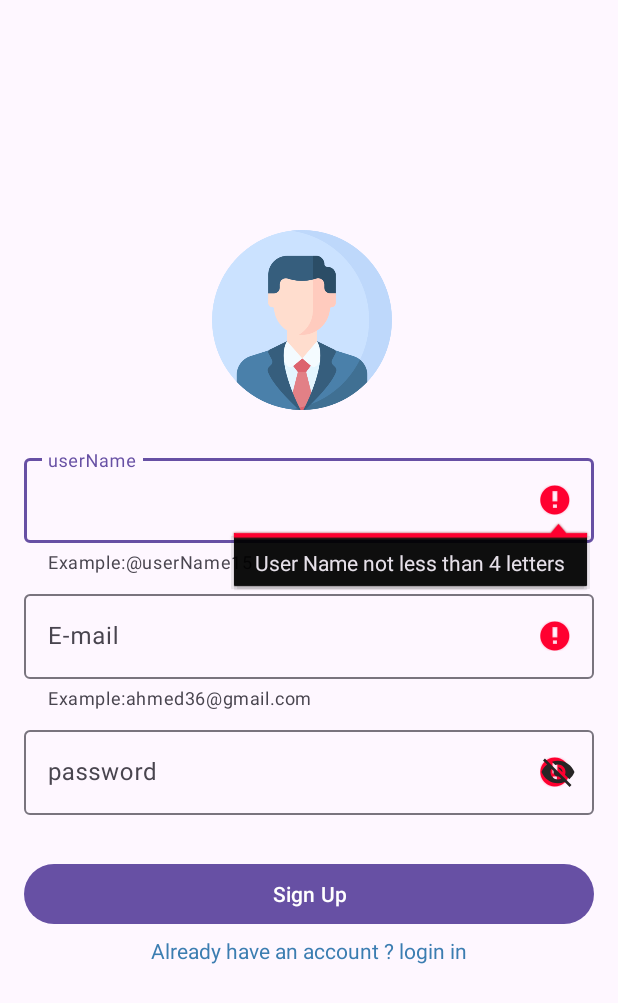
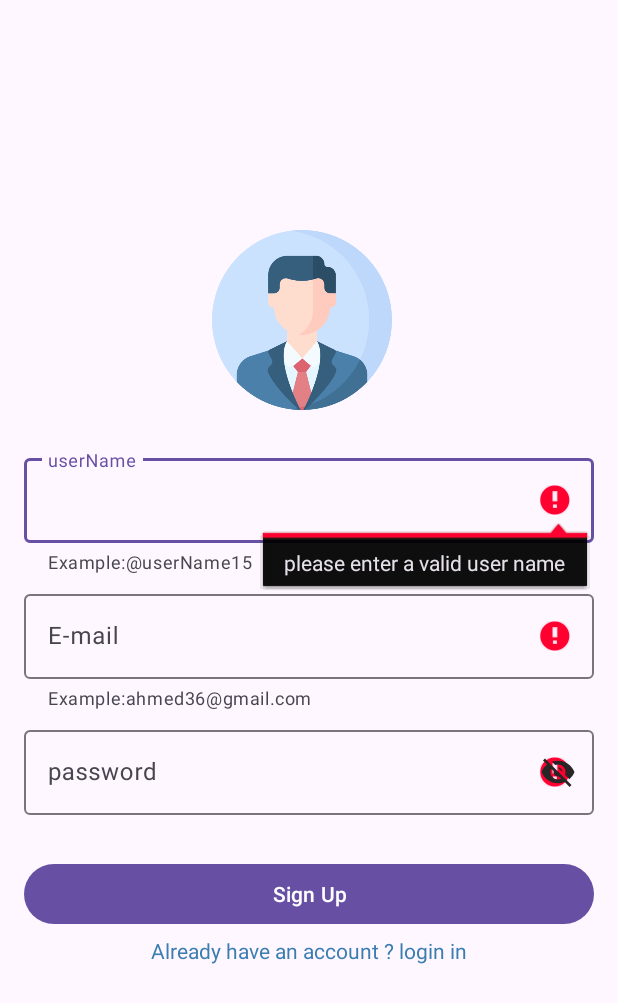
Before and after one commit to MooSayed1/treeApp, an Android app: the singUp screen opened directly, with no data from a screen before it, after a tap on "Sign Up", on a phone screen of 412 x 824 dp. Shown: the top 1003 px of the screen. Run offline under Robolectric (Android 15) with nearby library versions, the phone set to English and light mode, and no system bars.

Commit message:
fix some errors

```diff
--- a/app/src/main/java/com/example/project/MainActivity.kt
+++ b/app/src/main/java/com/example/project/MainActivity.kt
@@ -30,10 +30,8 @@ class MainActivity : AppCompatActivity() {
                 password.error = "please enter valid password"
             }
 
-           // if (user.text!!.isBlank() && password.text!!.isBlank()) {
-                btn.setOnClickListener {
+            if (!(user.text!!.isBlank() && password.text!!.isBlank())) {
                     startActivity(Intent(this, feed::class.java))
-            //    }
             }
 
 
--- a/app/src/main/java/com/example/project/singUp.kt
+++ b/app/src/main/java/com/example/project/singUp.kt
@@ -18,25 +18,25 @@ class singUp : AppCompatActivity() {
             //finish()
         }
         var user = findViewById<TextInputEditText>(R.id.username)
-        var password = findViewById<TextInputEditText>(R.id.password)
+        var password: TextInputEditText = findViewById<TextInputEditText>(R.id.password)
         val loginkey = findViewById<Button>(R.id.signup)
         loginkey.setOnClickListener {
 
             if (user.text!!.isBlank()) {
-                user.error = "User Name not less than 4 letters"
+                user.error = "please enter a valid user name"
             }
-            var email =  findViewById<TextInputEditText>(R.id.email)
+            val email = this.findViewById<TextInputEditText>(R.id.email)
             if(email.text!!.isBlank()){
-               email.error ="plead enter a valid email"
+               email.error ="please enter a valid email"
            }
             if (password.text!!.isBlank()) {
                 password.error = "please enter valid password"
             }
-            //if(user.text!!.isBlank()&&email.text!!.isBlank()&&password.text!!.isBlank())
-            //{
-                loginkey.setOnClickListener {
+            if(!(user.text!!.isBlank()&&email.text!!.isBlank()&&password.text!!.isBlank()))
+            {
+                //loginkey.setOnClickListener {
                     startActivity(Intent(this,feed::class.java))
-             //   }
+               //}
             }
         }
 
```
